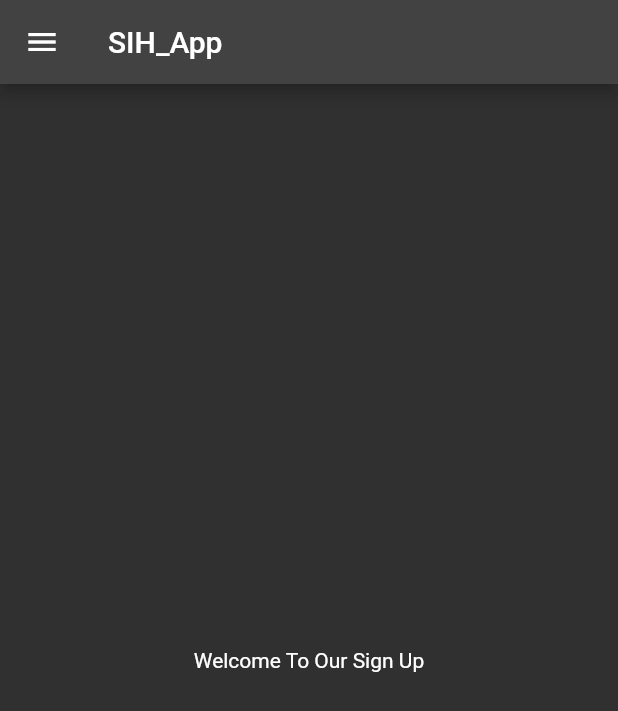
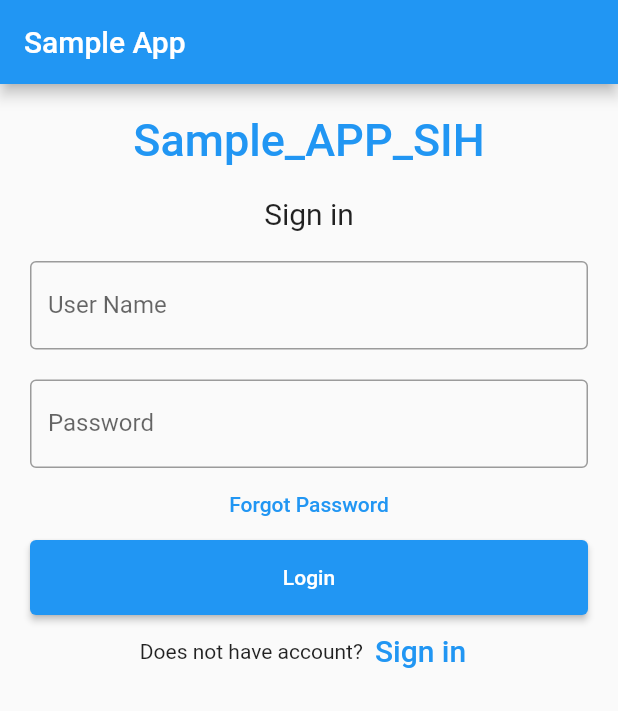
Before and after one commit to Ingole712521/Flutter_app_test, a Flutter app: the screen it shows after launch, on a phone screen of 412 x 824 dp. Shown: the top 711 px of the screen. Run offline on Flutter 3.47's test engine with Material 2 defaults, Android fonts, the phone set to English and light mode, and no system bars.

Commit message:
Login_pages

```diff
--- a/lib/main.dart
+++ b/lib/main.dart
@@ -1,125 +1,112 @@
 import 'package:flutter/material.dart';
-import 'package:sih/Pages/home_page.dart';
-import 'package:sih/Pages/login_page.dart';
 
-void main() {
-  runApp(const MyApp());
-}
+void main() => runApp(const MyApp());
 
 class MyApp extends StatelessWidget {
   const MyApp({Key? key}) : super(key: key);
 
-  // This widget is the root of your application.
+  static const String _title = 'Sample App';
+
   @override
   Widget build(BuildContext context) {
     return MaterialApp(
-      home: HomePage(),
-      themeMode: ThemeMode.dark,
-      darkTheme: ThemeData(
-        brightness: Brightness.dark,
+      title: _title,
+      home: Scaffold(
+        appBar: AppBar(title: const Text(_title)),
+        body: const MyStatefulWidget(),
       ),
-      initialRoute: "/home",
-      routes: {
-        "/":(context) =>  LoginPage(),
-        "/home":(context) => HomePage(),
-        "/Login":(context) => LoginPage()
-      },
     );
   }
-
-        // This is the theme of your application.
-        //
-        // Try running your application with "flutter run". You'll see the
-        // application has a blue toolbar. Then, without quitting the app, try
-        // changing the primarySwatch below to Colors.green and then invoke
-        // "hot reload" (press "r" in the console where you ran "flutter run",
-        // or simply save your changes to "hot reload" in a Flutter IDE).
-        // Notice that the counter didn't reset back to zero; the application
-        // is not restarted.
-
 }
 
-class MyHomePage extends StatefulWidget {
-  const MyHomePage({Key? key, required this.title}) : super(key: key);
-
-  // This widget is the home page of your application. It is stateful, meaning
-  // that it has a State object (defined below) that contains fields that affect
-  // how it looks.
-
-  // This class is the configuration for the state. It holds the values (in this
-  // case the title) provided by the parent (in this case the App widget) and
-  // used by the build method of the State. Fields in a Widget subclass are
-  // always marked "final".
-
-  final String title;
+class MyStatefulWidget extends StatefulWidget {
+  const MyStatefulWidget({Key? key}) : super(key: key);
 
   @override
-  State<MyHomePage> createState() => _MyHomePageState();
+  State<MyStatefulWidget> createState() => _MyStatefulWidgetState();
 }
 
-class _MyHomePageState extends State<MyHomePage> {
-  int _counter = 0;
-
-  void _incrementCounter() {
-    setState(() {
-      // This call to setState tells the Flutter framework that something has
-      // changed in this State, which causes it to rerun the build method below
-      // so that the display can reflect the updated values. If we changed
-      // _counter without calling setState(), then the build method would not be
-      // called again, and so nothing would appear to happen.
-      _counter++;
-    });
-  }
+class _MyStatefulWidgetState extends State<MyStatefulWidget> {
+  TextEditingController nameController = TextEditingController();
+  TextEditingController passwordController = TextEditingController();
 
   @override
   Widget build(BuildContext context) {
-    // This method is rerun every time setState is called, for instance as done
-    // by the _incrementCounter method above.
-    //
-    // The Flutter framework has been optimized to make rerunning build methods
-    // fast, so that you can just rebuild anything that needs updating rather
-    // than having to individually change instances of widgets.
-    return Scaffold(
-      appBar: AppBar(
-        // Here we take the value from the MyHomePage object that was created by
-        // the App.build method, and use it to set our appbar title.
-        title: Text(widget.title),
-      ),
-      body: Center(
-        // Center is a layout widget. It takes a single child and positions it
-        // in the middle of the parent.
-        child: Column(
-          // Column is also a layout widget. It takes a list of children and
-          // arranges them vertically. By default, it sizes itself to fit its
-          // children horizontally, and tries to be as tall as its parent.
-          //
-          // Invoke "debug painting" (press "p" in the console, choose the
-          // "Toggle Debug Paint" action from the Flutter Inspector in Android
-          // Studio, or the "Toggle Debug Paint" command in Visual Studio Code)
-          // to see the wireframe for each widget.
-          //
-          // Column has various properties to control how it sizes itself and
-          // how it positions its children. Here we use mainAxisAlignment to
-          // center the children vertically; the main axis here is the vertical
-          // axis because Columns are vertical (the cross axis would be
-          // horizontal).
-          mainAxisAlignment: MainAxisAlignment.center,
+    return Padding(
+        padding: const EdgeInsets.all(10),
+        child: ListView(
           children: <Widget>[
-            const Text(
-              'You have pushed the button this many times:',
+            Container(
+                alignment: Alignment.center,
+                padding: const EdgeInsets.all(10),
+                child: const Text(
+                  'Sample_APP_SIH',
+                  style: TextStyle(
+                      color: Colors.blue,
+                      fontWeight: FontWeight.w500,
+                      fontSize: 30),
+                )),
+            Container(
+                alignment: Alignment.center,
+                padding: const EdgeInsets.all(10),
+                child: const Text(
+                  'Sign in',
+                  style: TextStyle(fontSize: 20),
+                )),
+            Container(
+              padding: const EdgeInsets.all(10),
+              child: TextField(
+                controller: nameController,
+                decoration: const InputDecoration(
+                  border: OutlineInputBorder(),
+                  labelText: 'User Name',
+                ),
+              ),
             ),
-            Text(
-              '$_counter',
-              style: Theme.of(context).textTheme.headline4,
+            Container(
+              padding: const EdgeInsets.fromLTRB(10, 10, 10, 0),
+              child: TextField(
+                obscureText: true,
+                controller: passwordController,
+                decoration: const InputDecoration(
+                  border: OutlineInputBorder(),
+                  labelText: 'Password',
+                ),
+              ),
+            ),
+            TextButton(
+              onPressed: () {
+                //forgot password screen
+              },
+              child: const Text('Forgot Password',),
+            ),
+            Container(
+                height: 50,
+                padding: const EdgeInsets.fromLTRB(10, 0, 10, 0),
+                child: ElevatedButton(
+                  child: const Text('Login'),
+                  onPressed: () {
+                    print(nameController.text);
+                    print(passwordController.text);
+                  },
+                )
+            ),
+            Row(
+              children: <Widget>[
+                const Text('Does not have account?'),
+                TextButton(
+                  child: const Text(
+                    'Sign in',
+                    style: TextStyle(fontSize: 20),
+                  ),
+                  onPressed: () {
+                    //signup screen
+                  },
+                )
+              ],
+              mainAxisAlignment: MainAxisAlignment.center,
             ),
           ],
-        ),
-      ),
-      floatingActionButton: FloatingActionButton(
-        onPressed: _incrementCounter,
-        tooltip: 'Increment',
-        child: const Icon(Icons.add),
-      ), // This trailing comma makes auto-formatting nicer for build methods.
-    );
+        ));
   }
 }
```
